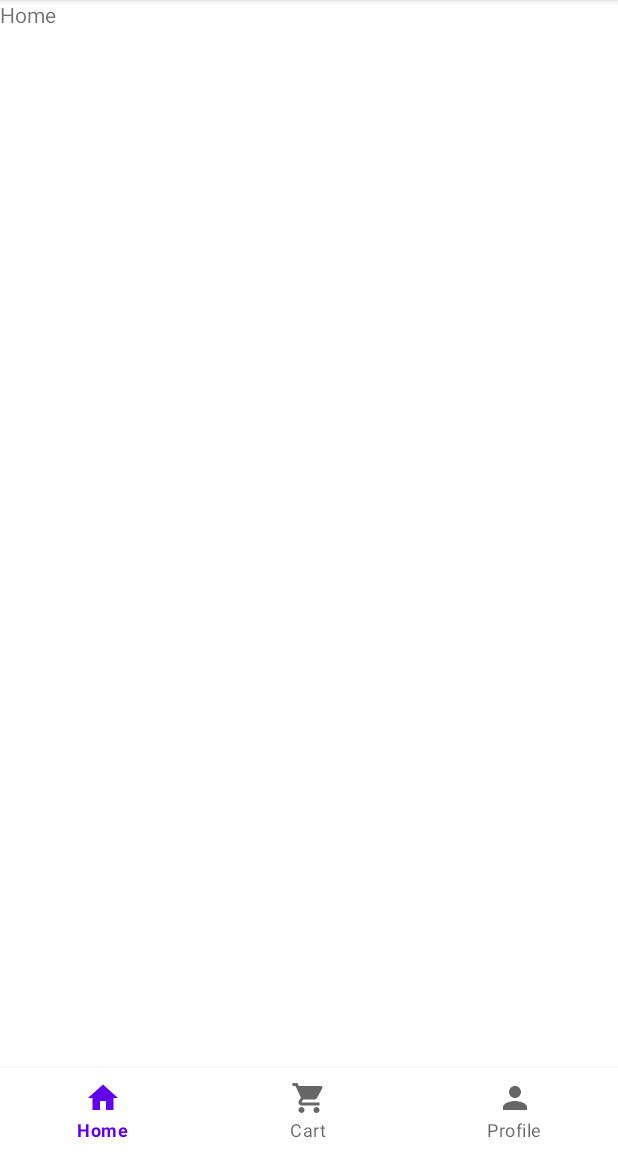
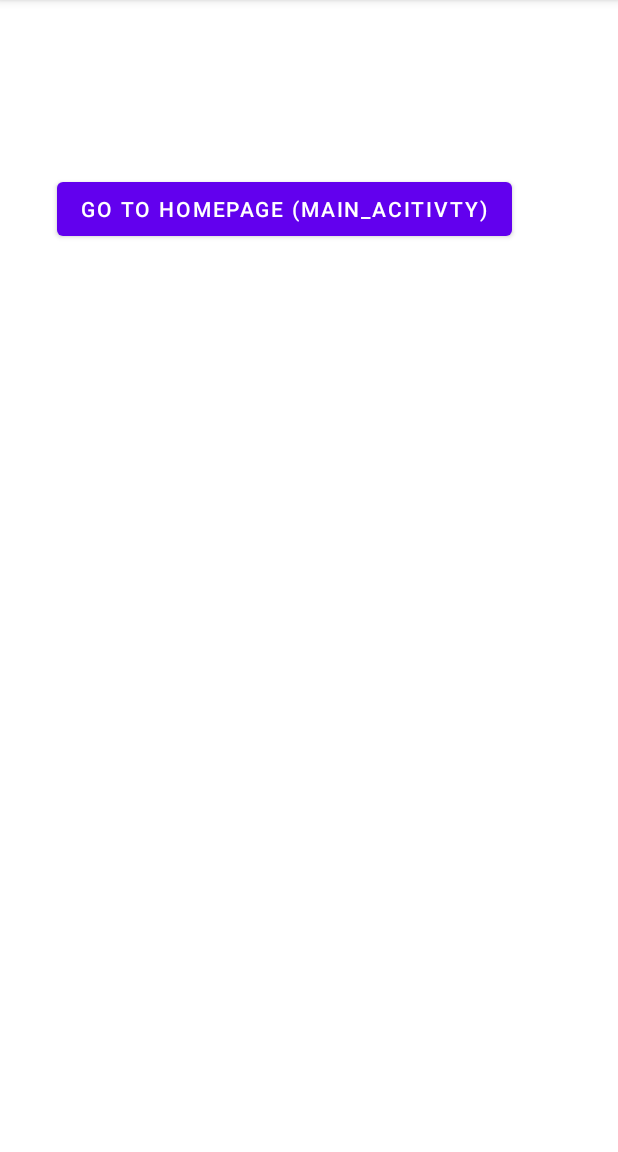
Before and after one commit to Dua24/AppMobileClothes, an Android app: the screen it shows after launch (MainActivity before the commit, Login after it), on a phone screen of 412 x 824 dp, the part 84-1236 px from its top. Run offline under Robolectric (Android 15) with nearby library versions, the light colour scheme and no system bars.

Commit message:
create login_activity

```diff
--- a/app/build.gradle
+++ b/app/build.gradle
@@ -38,6 +38,9 @@ dependencies {
     implementation 'androidx.appcompat:appcompat:1.6.1'
     implementation 'com.google.android.material:material:1.8.0'
     implementation 'androidx.constraintlayout:constraintlayout:2.1.4'
+    implementation 'androidx.annotation:annotation:1.3.0'
+    implementation 'androidx.lifecycle:lifecycle-livedata-ktx:2.4.1'
+    implementation 'androidx.lifecycle:lifecycle-viewmodel-ktx:2.4.1'
     testImplementation 'junit:junit:4.13.2'
     androidTestImplementation 'androidx.test.ext:junit:1.1.5'
     androidTestImplementation 'androidx.test.espresso:espresso-core:3.5.1'
--- /dev/null
+++ b/app/src/main/java/com/example/appmobileclothes/Login.java
@@ -0,0 +1,27 @@
+package com.example.appmobileclothes;
+
+import androidx.appcompat.app.AppCompatActivity;
+
+import android.content.Intent;
+import android.os.Bundle;
+import android.view.View;
+import android.widget.Button;
+
+public class Login extends AppCompatActivity {
+Button btn;
+    @Override
+    protected void onCreate(Bundle savedInstanceState) {
+        super.onCreate(savedInstanceState);
+        setContentView(R.layout.activity_login);
+
+
+        btn = findViewById(R.id.button);
+        btn.setOnClickListener(new View.OnClickListener() {
+            @Override
+            public void onClick(View view) {
+                Intent intent = new Intent(getBaseContext(), MainActivity.class);
+                startActivity(intent);
+            }
+        });
+    }
+}
--- /dev/null
+++ b/app/src/main/res/layout/activity_login.xml
@@ -0,0 +1,20 @@
+<?xml version="1.0" encoding="utf-8"?>
+<androidx.constraintlayout.widget.ConstraintLayout xmlns:android="http://schemas.android.com/apk/res/android"
+    xmlns:app="http://schemas.android.com/apk/res-auto"
+    xmlns:tools="http://schemas.android.com/tools"
+    android:layout_width="match_parent"
+    android:layout_height="match_parent"
+    tools:context=".Login">
+
+    <Button
+        android:id="@+id/button"
+        android:layout_width="wrap_content"
+        android:layout_height="wrap_content"
+        android:layout_marginStart="36dp"
+        android:layout_marginTop="115dp"
+        android:layout_marginEnd="69dp"
+        android:text="Go to HomePage (main_acitivty)"
+        app:layout_constraintEnd_toEndOf="parent"
+        app:layout_constraintStart_toStartOf="parent"
+        app:layout_constraintTop_toTopOf="parent" />
+</androidx.constraintlayout.widget.ConstraintLayout>
--- /dev/null
+++ b/app/src/main/res/values-land/dimens.xml
@@ -0,0 +1,3 @@
+<resources>
+    <dimen name="activity_horizontal_margin">48dp</dimen>
+</resources>
--- /dev/null
+++ b/app/src/main/res/values-w1240dp/dimens.xml
@@ -0,0 +1,3 @@
+<resources>
+    <dimen name="activity_horizontal_margin">200dp</dimen>
+</resources>
--- /dev/null
+++ b/app/src/main/res/values-w600dp/dimens.xml
@@ -0,0 +1,3 @@
+<resources>
+    <dimen name="activity_horizontal_margin">48dp</dimen>
+</resources>
--- /dev/null
+++ b/app/src/main/res/values/dimens.xml
@@ -0,0 +1,5 @@
+<resources>
+    <!-- Default screen margins, per the Android Design guidelines. -->
+    <dimen name="activity_horizontal_margin">16dp</dimen>
+    <dimen name="activity_vertical_margin">16dp</dimen>
+</resources>
```
Also changed, not shown: app/src/main/AndroidManifest.xml (+11 -6 lines), app/src/main/res/values/strings.xml (+9 -0 lines).
